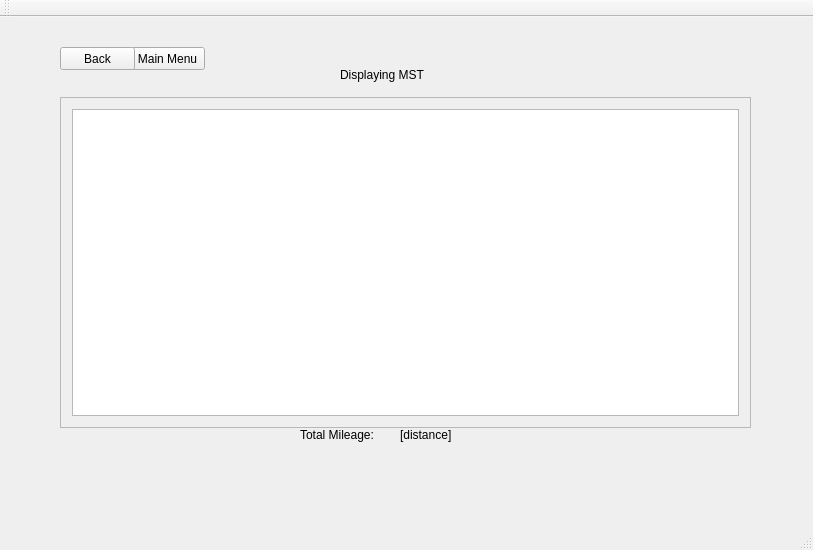
Qt form cs1dproject/mainwindow.ui (AustinVaday/CS1D-Class-Project-2) before a commit.
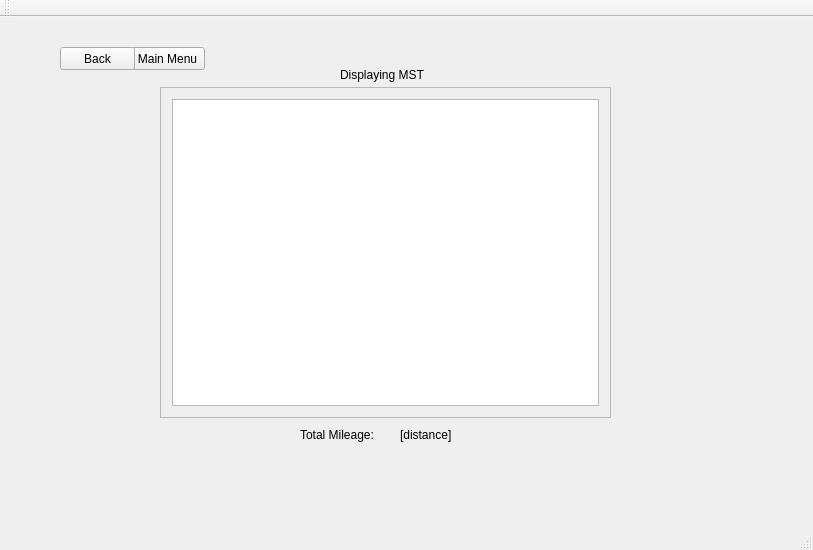
The same form after that commit. The open tabs and pages were chosen to show the change.

Commit message: Changed MST to table widget ..

The edit to the form file:
```diff
--- a/cs1dproject/mainwindow.ui
+++ b/cs1dproject/mainwindow.ui
@@ -856,34 +856,6 @@
        <string>[distance]</string>
       </property>
      </widget>
-     <widget class="QScrollArea" name="scrollArea_4">
-      <property name="geometry">
-       <rect>
-        <x>10</x>
-        <y>50</y>
-        <width>691</width>
-        <height>331</height>
-       </rect>
-      </property>
-      <property name="widgetResizable">
-       <bool>true</bool>
-      </property>
-      <widget class="QWidget" name="scrollAreaWidgetContents_5">
-       <property name="geometry">
-        <rect>
-         <x>0</x>
-         <y>0</y>
-         <width>689</width>
-         <height>329</height>
-        </rect>
-       </property>
-       <layout class="QGridLayout" name="gridLayout_5">
-        <item row="0" column="0">
-         <widget class="QListWidget" name="listWidget_displayMST"/>
-        </item>
-       </layout>
-      </widget>
-     </widget>
      <widget class="QLabel" name="label_fixed_7">
       <property name="geometry">
        <rect>
@@ -897,6 +869,34 @@
        <string>Total Mileage: </string>
       </property>
      </widget>
+     <widget class="QScrollArea" name="scrollArea_5">
+      <property name="geometry">
+       <rect>
+        <x>110</x>
+        <y>40</y>
+        <width>451</width>
+        <height>331</height>
+       </rect>
+      </property>
+      <property name="widgetResizable">
+       <bool>true</bool>
+      </property>
+      <widget class="QWidget" name="scrollAreaWidgetContents_6">
+       <property name="geometry">
+        <rect>
+         <x>0</x>
+         <y>0</y>
+         <width>449</width>
+         <height>329</height>
+        </rect>
+       </property>
+       <layout class="QGridLayout" name="gridLayout_6">
+        <item row="0" column="0">
+         <widget class="QTableWidget" name="tableWidget_displayMST"/>
+        </item>
+       </layout>
+      </widget>
+     </widget>
     </widget>
     <widget class="QWidget" name="page_planATrip1">
      <widget class="QTextBrowser" name="textBrowser">
```
Left out of the diff: 2 changed lines with no effect on the pictures. The commit also changes 2 other files.
